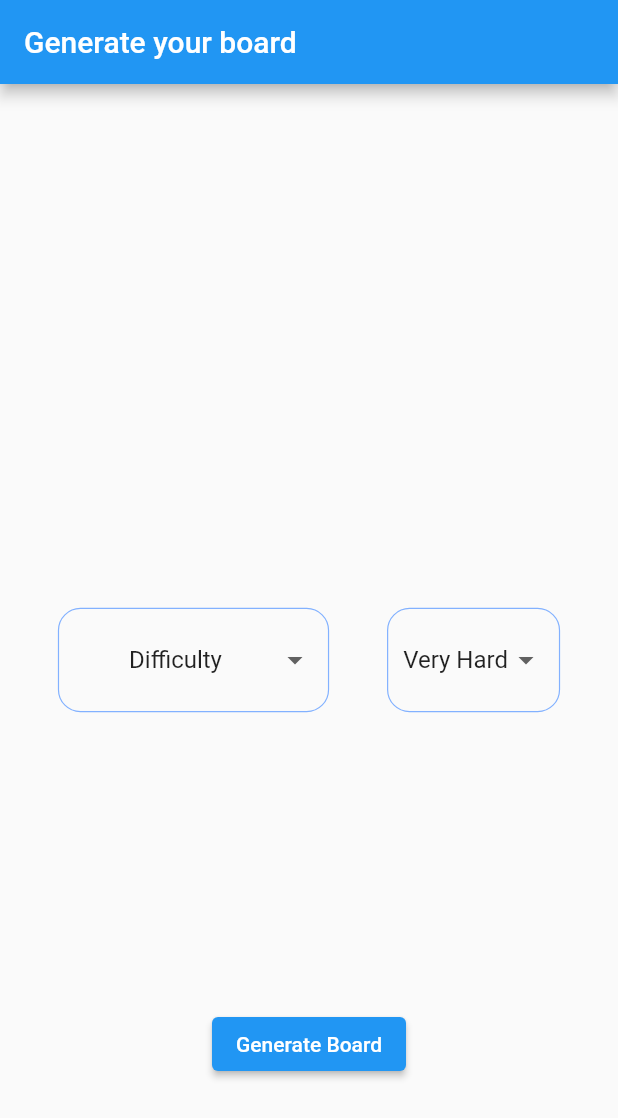
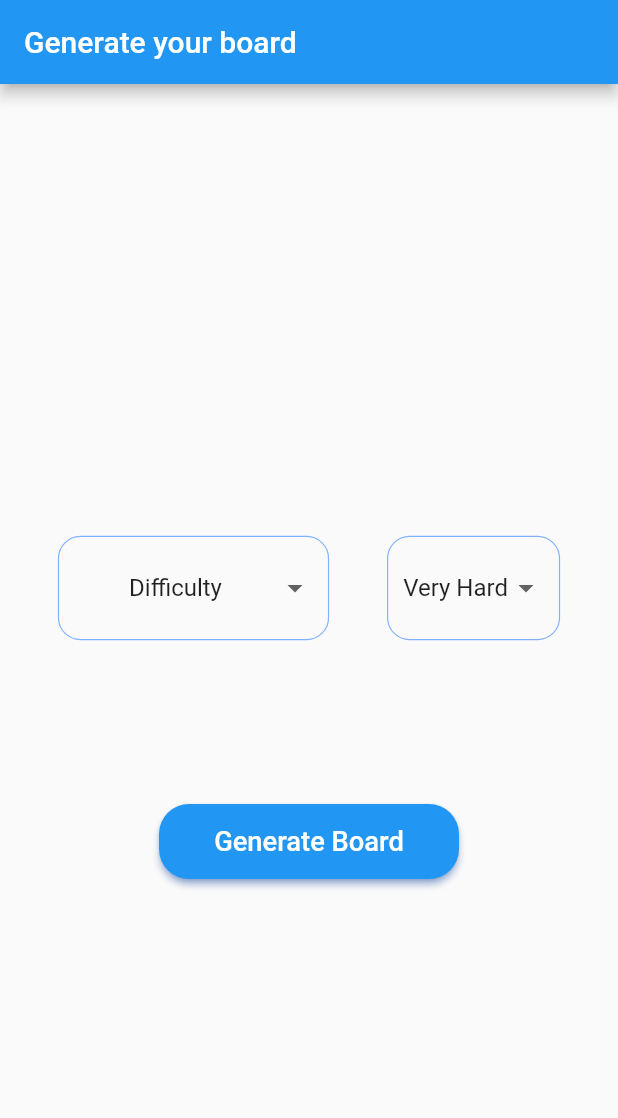
Before and after one commit to Chuset21/Labyrinth-Maker-Flutter, a Flutter app: the screen it shows after launch, on a phone screen of 412 x 824 dp. Shown: the top 1118 px of the screen. Run offline on Flutter 3.47's test engine with Material 2 defaults, Android fonts, the phone set to English and light mode, and no system bars.

Commit message:
Changed positioning and style of generate button

```diff
--- a/lib/main.dart
+++ b/lib/main.dart
@@ -54,8 +54,9 @@ class _InitialScreenState extends State<InitialScreen> {
         child: Column(
           children: <Widget>[
             const Spacer(),
+            const Spacer(),
             Flexible(
-              flex: 1,
+              flex: 3,
               child: Center(
                 child: Row(
                   children: <Widget>[
@@ -138,10 +139,21 @@ class _InitialScreenState extends State<InitialScreen> {
               ),
             ),
             Flexible(
-              flex: 1,
-              child: Center(
+              flex: 3,
               child: ElevatedButton(
-                  child: const Text('Generate Board'),
+                style: ElevatedButton.styleFrom(
+                  primary: Colors.blue,
+                  onPrimary: Colors.white,
+                  shadowColor: Colors.blueAccent,
+                  shape: RoundedRectangleBorder(
+                      borderRadius: BorderRadius.circular(20.0)),
+                  minimumSize: const Size(200, 50),
+                ),
+                child: const Text(
+                  'Generate Board',
+                  textAlign: TextAlign.center,
+                  textScaleFactor: 1.3,
+                ),
                 onPressed: () {
                   Navigator.push(
                       context,
@@ -153,7 +165,6 @@ class _InitialScreenState extends State<InitialScreen> {
                                     : _currentBarrierNum),
                       ));
                 },
-                ),
               ),
             ),
           ],
```
Lines whose indentation alone changed are shown as unchanged.
